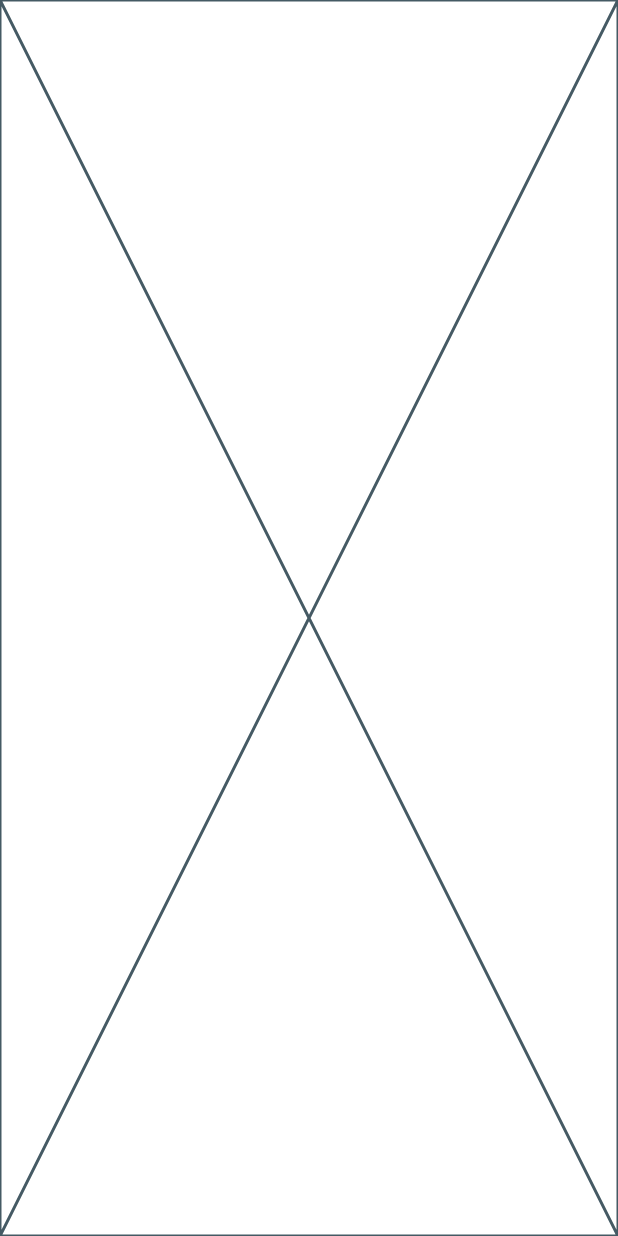
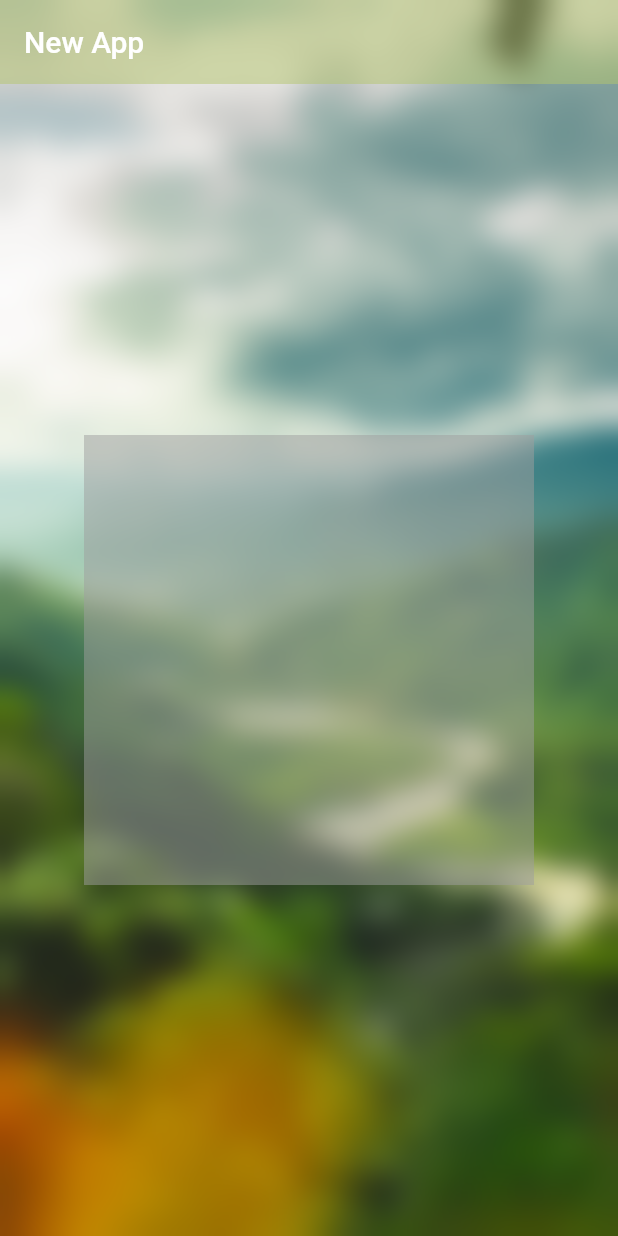
Before and after one commit to Tosin8/flutter_daily, a Flutter app: the screen it shows after launch, on a phone screen of 412 x 824 dp. Run offline on Flutter 3.47's test engine with Material 2 defaults, Android fonts, the phone set to English and light mode, and no system bars; our stand-ins replace animated_text_kit.

Commit message:
Updating code

```diff
--- a/lib/frosted_glass.dart
+++ b/lib/frosted_glass.dart
@@ -1,3 +1,5 @@
+import 'dart:ui';
+
 import 'package:flutter/material.dart';
 
 // ignore: camel_case_types
@@ -6,6 +8,37 @@ class Frosted_Glass extends StatelessWidget {
 
   @override
   Widget build(BuildContext context) {
-    return const Placeholder();
+    return Container(
+        child: Stack(
+      fit: StackFit.expand,
+      children: [
+        Image.asset(
+          'assets/images/pics.jpg',
+          fit: BoxFit.cover,
+        ),
+        Scaffold(
+            backgroundColor: Colors.transparent,
+            appBar: AppBar(
+              title: const Text(
+                'New App',
+              ),
+              elevation: 0.0,
+              backgroundColor: const Color(0xFFB4C56C).withOpacity(0.5),
+            ),
+            body: Container(
+                child: Center(
+              child: BackdropFilter(
+                filter: ImageFilter.blur(sigmaX: 10.0, sigmaY: 10.0),
+                child: Container(
+                  width: 300,
+                  height: 300,
+                  decoration: const BoxDecoration(
+                    color: Colors.grey.withOpacity(0.5),
+                  ),
+                ),
+              ),
+            )))
+      ],
+    ));
   }
 }
--- a/lib/main.dart
+++ b/lib/main.dart
@@ -1,6 +1,5 @@
 import 'package:flutter/material.dart';
 import 'package:flutter_daily/frosted_glass.dart';
-import 'package:flutter_daily/liquid_swipe.dart';
 
 void main() {
   runApp(const MyApp());
```
Also changed, not shown: lib/liquid_swipe.dart (deleted, +0 -23 lines), pubspec.yaml (+28 -42 lines).
